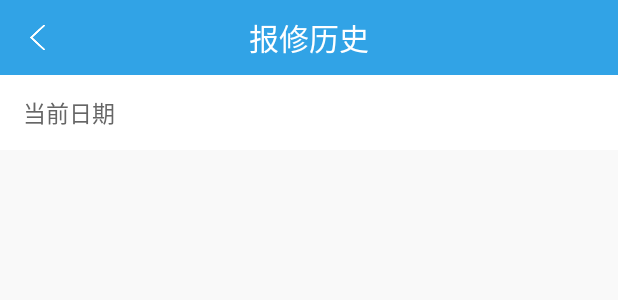
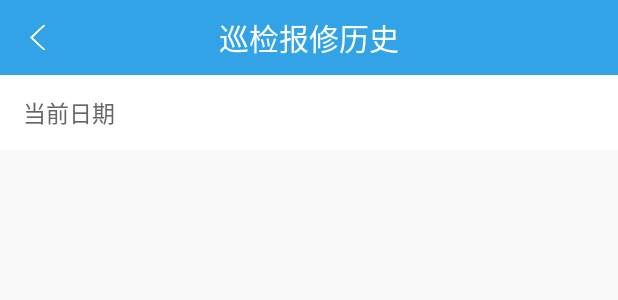
Before and after one commit to chenliangj2ee/TaiYuan, an Android app: the layout activity_insp_repair_list.xml on its own in the app's theme, with its tools: preview values and no code run, on a phone screen of 412 x 824 dp. Shown: the top 300 px of the screen. Run offline under Robolectric (Android 15) with nearby library versions, the phone set to English and light mode, and no system bars.

Commit message:
代码提交

```diff
--- a/app/src/main/res/layout/activity_insp_my.xml
+++ b/app/src/main/res/layout/activity_insp_my.xml
@@ -153,7 +153,7 @@
                     android:layout_marginTop="10dp"
                     android:background="@drawable/selector_login_button"
                     android:onClick="repairHistoryAction"
-                    android:text="报修历史"
+                    android:text="巡检报修历史"
                     android:textColor="#fff"
                     android:visibility="gone" />
 
--- a/app/src/main/res/layout/activity_insp_repair_list.xml
+++ b/app/src/main/res/layout/activity_insp_repair_list.xml
@@ -24,7 +24,7 @@
             android:layout_width="match_parent"
             android:layout_height="match_parent"
             android:gravity="center"
-            android:text="报修历史"
+            android:text="巡检报修历史"
             android:textColor="#ffff"
             android:textSize="20sp" />
     </FrameLayout>
```
Also changed, not shown: app/src/main/java/com/glhd/tb/app/act/inspection/InspRepairActivity.java (+10 -0 lines).
